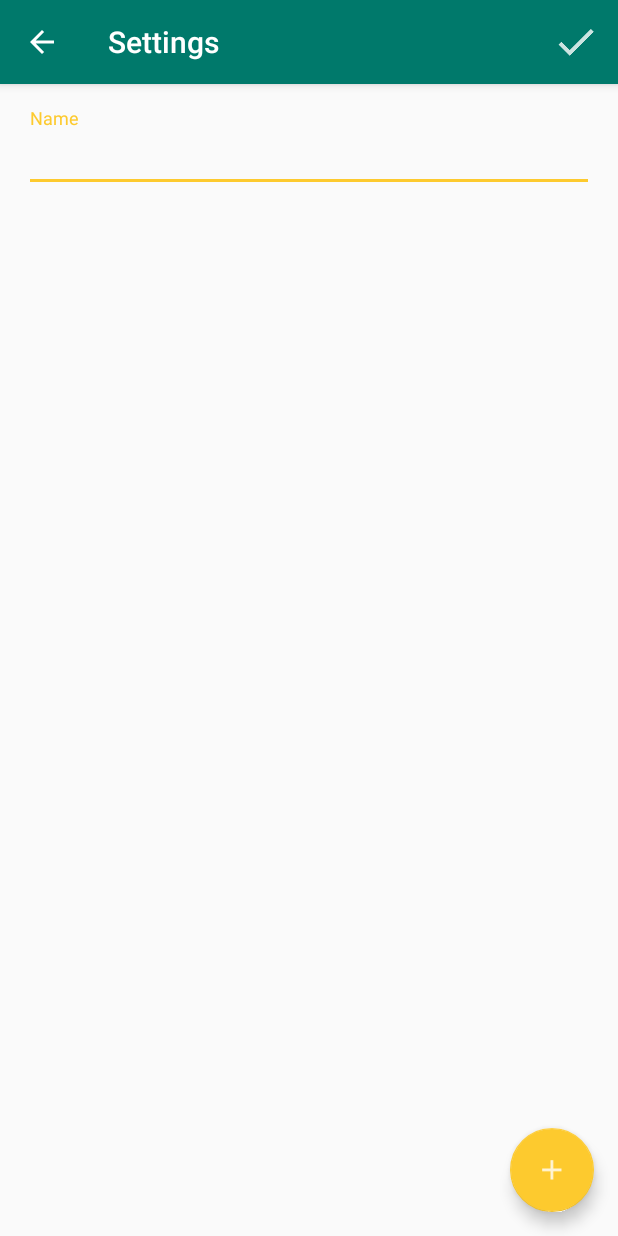
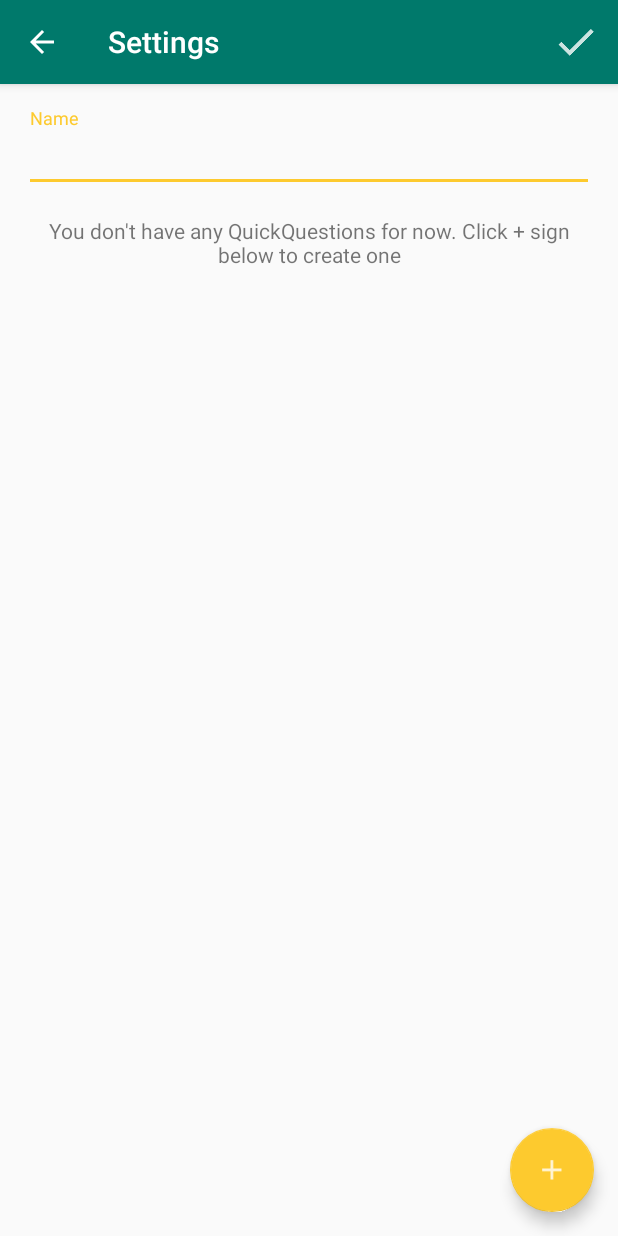
Before and after one commit to Ekalips/SolidChat, an Android app: the SettingsActivity screen opened directly, with no data from a screen before it, on a phone screen of 412 x 824 dp. Run offline under Robolectric (Android 15) with nearby library versions, the phone set to English and light mode, and no system bars; our stand-ins replace data binding; libraries missing offline, so code that uses them is left out: io.realm; 8 statements that could not run were skipped.

Commit message:
New: - Deleting cards

```diff
--- a/app/src/main/AndroidManifest.xml
+++ b/app/src/main/AndroidManifest.xml
@@ -45,7 +45,8 @@
             android:theme="@style/ThemeWithBackground" />
         <activity
             android:name=".welcome.SplashScreenActivity"
-            android:theme="@style/SplashTheme">
+            android:theme="@style/SplashTheme"
+            android:noHistory="true">
             <intent-filter>
                 <action android:name="android.intent.action.MAIN" />
 
--- a/app/src/main/java/com/andre/solid/solidchat/data/QuickQuestion.java
+++ b/app/src/main/java/com/andre/solid/solidchat/data/QuickQuestion.java
@@ -96,4 +96,8 @@ public class QuickQuestion extends RealmObject {
     public int hashCode() {
         return question != null ? question.hashCode() : 0;
     }
+
+    public String getCompoundId() {
+        return compoundId;
+    }
 }
--- a/app/src/main/java/com/andre/solid/solidchat/main/SettingsActivity.java
+++ b/app/src/main/java/com/andre/solid/solidchat/main/SettingsActivity.java
@@ -5,11 +5,15 @@ import android.databinding.DataBindingUtil;
 import android.support.v7.app.AlertDialog;
 import android.support.v7.app.AppCompatActivity;
 import android.os.Bundle;
+import android.support.v7.widget.RecyclerView;
+import android.support.v7.widget.helper.ItemTouchHelper;
+import android.util.Log;
 import android.view.Menu;
 import android.view.MenuItem;
 import android.view.View;
 import android.widget.Button;
 
+import com.andre.solid.solidchat.BR;
 import com.andre.solid.solidchat.R;
 import com.andre.solid.solidchat.data.AddQuestionRequest;
 import com.andre.solid.solidchat.data.Answer;
@@ -30,6 +34,7 @@ import io.realm.RealmResults;
 
 public class SettingsActivity extends AppCompatActivity {
 
+    private static final String TAG = SettingsActivity.class.getSimpleName();
     Realm realm;
     ActivitySettingsBinding binding;
     RealmResults<QuickQuestion> quickQuestions;
@@ -60,6 +65,29 @@ public class SettingsActivity extends AppCompatActivity {
         setSupportActionBar(binding.includeToolbar.toolbar);
         if (getSupportActionBar() != null)
             getSupportActionBar().setDisplayHomeAsUpEnabled(true);
+
+        initSwipe();
+    }
+
+
+    private void initSwipe() {
+        ItemTouchHelper.SimpleCallback simpleItemTouchCallback = new ItemTouchHelper.SimpleCallback(0, ItemTouchHelper.LEFT | ItemTouchHelper.RIGHT) {
+
+            @Override
+            public boolean onMove(RecyclerView recyclerView, RecyclerView.ViewHolder viewHolder, RecyclerView.ViewHolder target) {
+                return false;
+            }
+
+            @Override
+            public void onSwiped(RecyclerView.ViewHolder viewHolder, int direction) {
+                QuickQuestion quickQuestion = binding.getUser().getQuickQuestions().get(viewHolder.getAdapterPosition());
+                request.getQuickQuestions().remove(quickQuestion);
+                binding.recyclerView.getAdapter().notifyItemRemoved(viewHolder.getAdapterPosition());
+            }
+        };
+
+        ItemTouchHelper itemTouchHelper = new ItemTouchHelper(simpleItemTouchCallback);
+        itemTouchHelper.attachToRecyclerView(binding.recyclerView);
     }
 
     private void setQuickQuestionsToBinding(RealmResults<QuickQuestion> quickQuestions) {
@@ -108,6 +136,7 @@ public class SettingsActivity extends AppCompatActivity {
         User.getInstance().setName(request.getName());
 
         realm.beginTransaction();
+        realm.where(QuickQuestion.class).equalTo("author",User.getInstance().getMac()).findAll().deleteAllFromRealm();
         realm.insertOrUpdate(request.getQuickQuestions());
         realm.commitTransaction();
 
--- a/app/src/main/java/com/andre/solid/solidchat/services/ChatClientService.java
+++ b/app/src/main/java/com/andre/solid/solidchat/services/ChatClientService.java
@@ -136,6 +136,7 @@ public class ChatClientService extends Service {
         Log.e(TAG, "startClient: " + user.getQuickQuestions().size());
         String userJson = new GsonBuilder().create().toJson(new EventData(user));
         clientChannel.write(ByteBuffer.wrap(userJson.getBytes()));
+        realm.close();
 
         while (!stopService) {
             // wait for events
--- a/app/src/main/java/com/andre/solid/solidchat/services/ChatServerService.java
+++ b/app/src/main/java/com/andre/solid/solidchat/services/ChatServerService.java
@@ -177,6 +177,7 @@ public class ChatServerService extends Service {
 
         String userJson = new GsonBuilder().create().toJson(new EventData(user));
         channel.write(ByteBuffer.wrap(userJson.getBytes()));
+        realm.close();
 
         // register channel with selector for further IO
         dataMapper.put(channel, new ArrayList());
@@ -202,6 +203,7 @@ public class ChatServerService extends Service {
             Socket socket = channel.socket();
             SocketAddress remoteAddr = socket.getRemoteSocketAddress();
             Log.e(TAG, "Connection closed by client: " + remoteAddr);
+            selector.selectNow();
             channel.close();
             key.cancel();
             EventBus.getDefault().post(new ConnectionClosedEvent());
--- a/app/src/main/res/layout/activity_settings.xml
+++ b/app/src/main/res/layout/activity_settings.xml
@@ -7,9 +7,6 @@
             name="user"
             type="com.andre.solid.solidchat.data.UserDataChangeRequest" />
 
-        <variable
-            name="questions"
-            type="java.util.List" />
     </data>
 
     <android.support.design.widget.CoordinatorLayout xmlns:android="http://schemas.android.com/apk/res/android"
@@ -36,13 +33,13 @@
                 android:layout_height="match_parent"
                 android:orientation="vertical"
                 android:paddingBottom="16dp"
-                android:paddingLeft="16dp"
-                android:paddingRight="16dp"
                 android:paddingTop="16dp">
 
                 <android.support.design.widget.TextInputLayout
                     android:layout_width="match_parent"
-                    android:layout_height="wrap_content">
+                    android:layout_height="wrap_content"
+                    android:layout_marginLeft="16dp"
+                    android:layout_marginRight="16dp">
 
                     <android.support.design.widget.TextInputEditText
                         android:layout_width="match_parent"
@@ -51,9 +48,23 @@
                         android:hint="@string/hint_name" />
                 </android.support.design.widget.TextInputLayout>
 
+                <TextView
+                    android:layout_width="wrap_content"
+                    android:layout_height="match_parent"
+                    android:text="@string/no_quick_actions_holder"
+                    android:layout_gravity="center"
+                    android:layout_margin="16dp"
+                    android:visibility="@{user.quickQuestions.size()==0}"
+                    android:gravity="center"/>
+
                 <android.support.v7.widget.RecyclerView
                     android:layout_width="match_parent"
                     android:layout_height="wrap_content"
+                    android:id="@+id/recyclerView"
+                    android:paddingLeft="16dp"
+                    android:paddingRight="16dp"
+                    android:clipToPadding="false"
+                    android:visibility="@{user.quickQuestions.size()>0}"
                     app:layoutManager="LinearLayoutManager"
                     app:adapter="@{QuestionsRecyclerViewAdapter.clazz}"
                     app:data="@{user.quickQuestions}"
--- a/app/src/main/res/values/strings.xml
+++ b/app/src/main/res/values/strings.xml
@@ -27,4 +27,5 @@
     <string name="hint_question_name">Question name</string>
     <string name="hint_question_answers">Question answers. Split with line breaks.</string>
     <string name="dialog_add_question_title">Add Quick Question</string>
+    <string name="no_quick_actions_holder">You don\'t have any QuickQuestions for now. Click "+" sign below to create one</string>
 </resources>
```
Also changed, not shown: app/src/main/java/com/andre/solid/solidchat/adapters/QuestionsRecyclerViewAdapter.java (+2 -7 lines).
